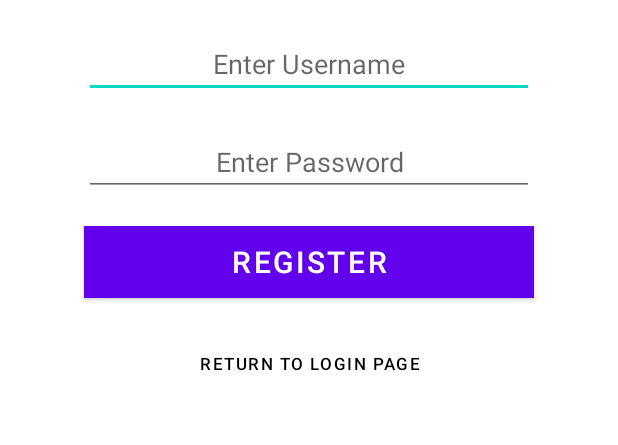
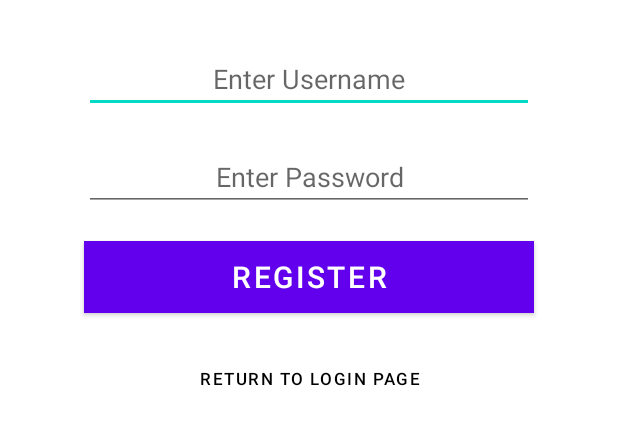
Before and after one commit to mDeanHaj/MovieMart-, an Android app: the RegisterActivity screen opened directly, with no data from a screen before it, on a phone screen of 412 x 824 dp, the part 375-820 px from its top. Run offline under Robolectric (Android 15) with nearby library versions, the phone set to English and light mode, and no system bars.

Commit message:
updated
- adjusted spacing on login and reg

```diff
--- a/app/src/main/res/layout/activity_login.xml
+++ b/app/src/main/res/layout/activity_login.xml
@@ -53,7 +53,7 @@
         android:id="@+id/userId"
         android:layout_width="300sp"
         android:layout_height="wrap_content"
-        android:layout_marginTop="20dp"
+        android:layout_marginTop="30dp"
         android:layout_gravity="center"
         android:hint="@string/enter_username"
         android:inputType="text"
--- a/app/src/main/res/layout/activity_register.xml
+++ b/app/src/main/res/layout/activity_register.xml
@@ -55,7 +55,7 @@
         android:id="@+id/userId"
         android:layout_width="300sp"
         android:layout_height="wrap_content"
-        android:layout_marginTop="20dp"
+        android:layout_marginTop="30dp"
         android:layout_gravity="center"
         android:hint="Enter Username"
         android:inputType="text"
```
